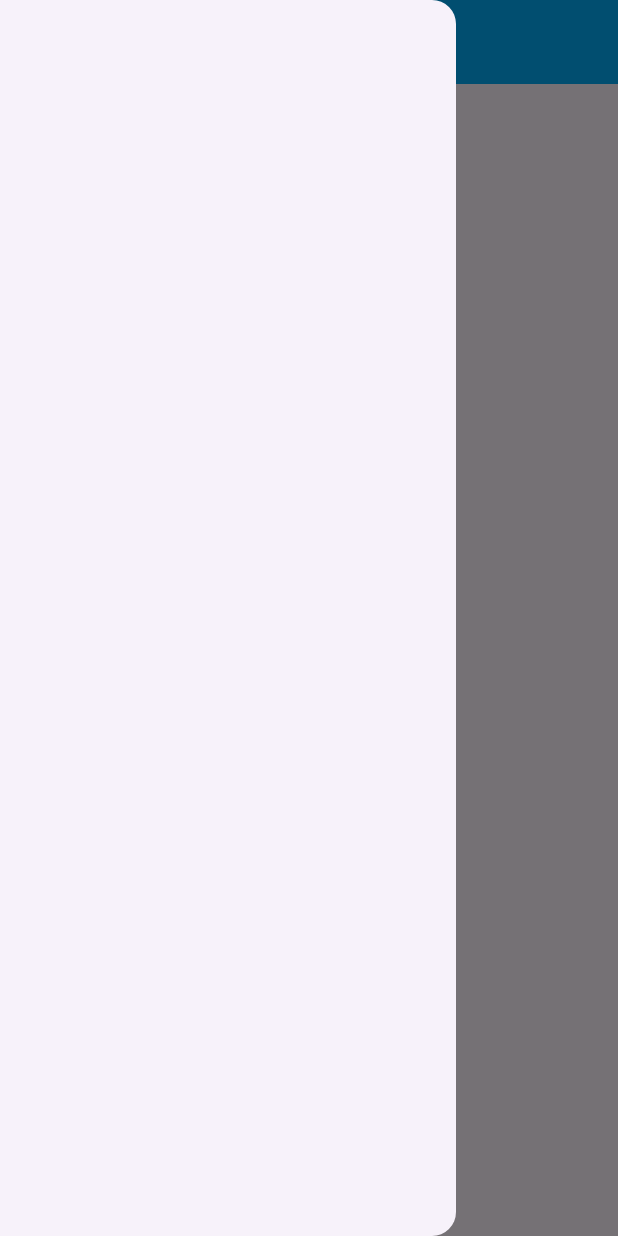
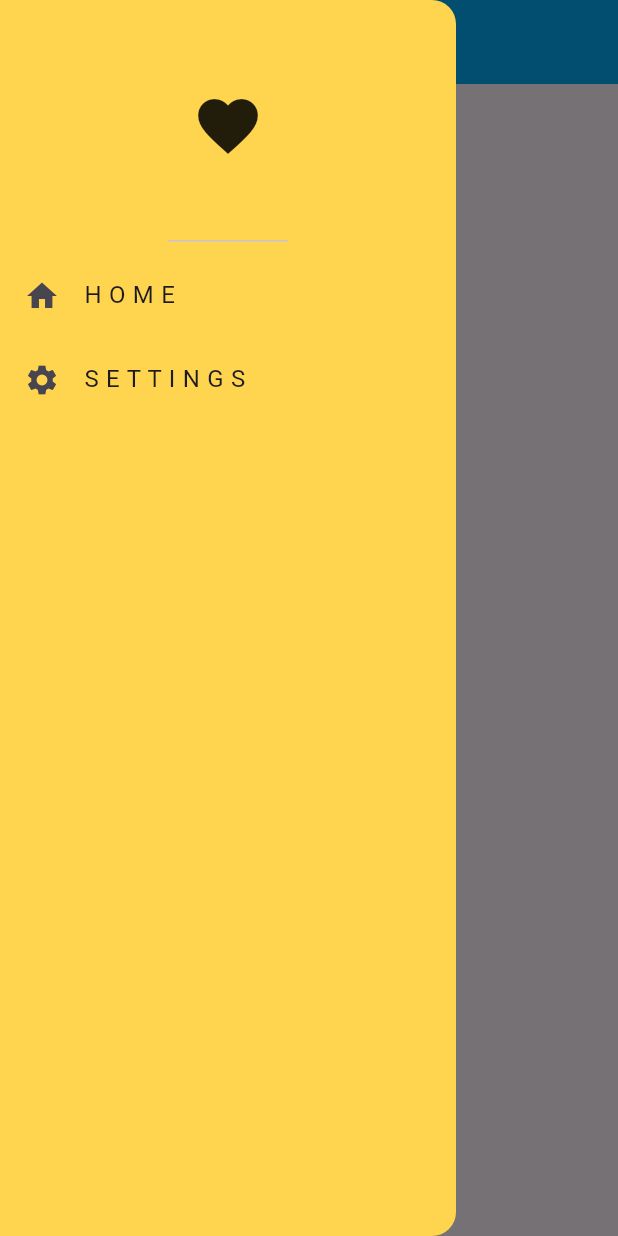
Before and after one commit to umangawije/flutter_basics, a Flutter app: the SecondPage screen opened by its route, with the side drawer open, on a phone screen of 412 x 824 dp. Run offline on Flutter 3.47's test engine with Material 3 defaults, Android fonts, the phone set to English and light mode, and no system bars.

Commit message:
drawer styling added

```diff
--- a/lib/pages/second_page.dart
+++ b/lib/pages/second_page.dart
@@ -11,7 +11,26 @@ class SecondPage extends StatelessWidget {
         title: Text("2nd page"),
         backgroundColor: Colors.lightBlue,
       ),
-      drawer: Drawer(),
+      drawer: Drawer(
+        backgroundColor: Colors.amber[300],
+        child: Column(
+          children: [
+            DrawerHeader(child: Icon(Icons.favorite, size: 48)),
+
+            ListTile(
+              leading: Icon(Icons.home, size: 24),
+              title: Text("H O M E"),
+              onTap: () {},
+            ),
+
+            ListTile(
+              leading: Icon(Icons.settings, size: 24),
+              title: Text("S E T T I N G S"),
+              onTap: () {},
+            ),
+          ],
+        ),
+      ),
       body: Center(
         child: ElevatedButton(
           child: Text("Go to 1st page"),
```
Also changed, not shown: lib/pages/home_page.dart (added), lib/pages/settings_page.dart (added).
